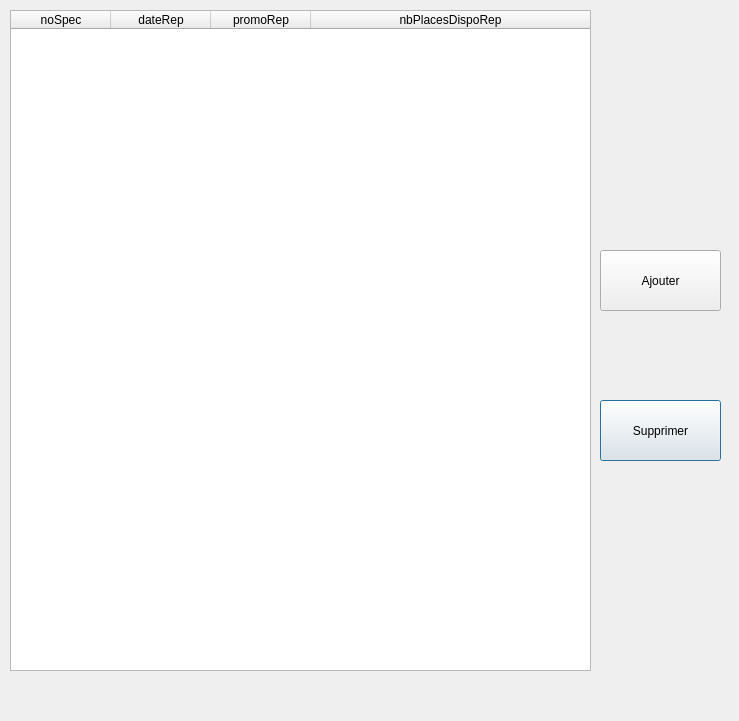
The window that gui/fct_comp_7.ui (Angrycranberie/CEBD-Projet_theatre) describes before a commit, drawn with Qt 5.
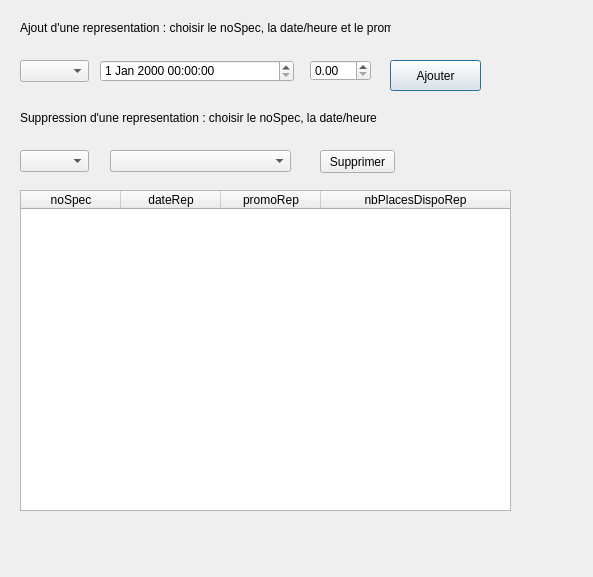
The same window after the commit.

Commit message:
TODO 3.1 simplified UI
fct_comp_7 - 7_1 - 7_2 merge in one 7

Diff of the .ui file:
```diff
--- a/gui/fct_comp_7.ui
+++ b/gui/fct_comp_7.ui
@@ -6,33 +6,20 @@
    <rect>
     <x>0</x>
     <y>0</y>
-    <width>739</width>
-    <height>721</height>
+    <width>593</width>
+    <height>577</height>
    </rect>
   </property>
   <property name="windowTitle">
    <string>Dialog</string>
   </property>
-  <widget class="QPushButton" name="pushButton_2">
-   <property name="geometry">
-    <rect>
-     <x>600</x>
-     <y>400</y>
-     <width>121</width>
-     <height>61</height>
-    </rect>
-   </property>
-   <property name="text">
-    <string>Supprimer</string>
-   </property>
-  </widget>
   <widget class="QPushButton" name="pushButton">
    <property name="geometry">
     <rect>
-     <x>600</x>
-     <y>250</y>
-     <width>121</width>
-     <height>61</height>
+     <x>390</x>
+     <y>60</y>
+     <width>91</width>
+     <height>31</height>
     </rect>
    </property>
    <property name="text">
@@ -43,7 +30,7 @@
    <property name="geometry">
     <rect>
      <x>10</x>
-     <y>680</y>
+     <y>530</y>
      <width>581</width>
      <height>20</height>
     </rect>
@@ -55,10 +42,10 @@
   <widget class="QTableWidget" name="table_fct_comp_7">
    <property name="geometry">
     <rect>
-     <x>10</x>
-     <y>10</y>
-     <width>581</width>
-     <height>661</height>
+     <x>20</x>
+     <y>190</y>
+     <width>491</width>
+     <height>321</height>
     </rect>
    </property>
    <attribute name="horizontalHeaderVisible">
@@ -91,6 +78,95 @@
     </property>
    </column>
   </widget>
+  <widget class="QLabel" name="label_2">
+   <property name="geometry">
+    <rect>
+     <x>20</x>
+     <y>20</y>
+     <width>371</width>
+     <height>16</height>
+    </rect>
+   </property>
+   <property name="text">
+    <string>Ajout d'une representation : choisir le noSpec, la date/heure et le promo</string>
+   </property>
+  </widget>
+  <widget class="QComboBox" name="comboBox">
+   <property name="geometry">
+    <rect>
+     <x>20</x>
+     <y>60</y>
+     <width>69</width>
+     <height>22</height>
+    </rect>
+   </property>
+  </widget>
+  <widget class="QDoubleSpinBox" name="doubleSpinBox">
+   <property name="geometry">
+    <rect>
+     <x>310</x>
+     <y>60</y>
+     <width>61</width>
+     <height>21</height>
+    </rect>
+   </property>
+  </widget>
+  <widget class="QDateTimeEdit" name="dateTimeEdit">
+   <property name="geometry">
+    <rect>
+     <x>100</x>
+     <y>60</y>
+     <width>194</width>
+     <height>22</height>
+    </rect>
+   </property>
+  </widget>
+  <widget class="QPushButton" name="pushButton_3">
+   <property name="geometry">
+    <rect>
+     <x>320</x>
+     <y>150</y>
+     <width>75</width>
+     <height>23</height>
+    </rect>
+   </property>
+   <property name="text">
+    <string>Supprimer</string>
+   </property>
+  </widget>
+  <widget class="QComboBox" name="comboBox_2">
+   <property name="geometry">
+    <rect>
+     <x>110</x>
+     <y>150</y>
+     <width>181</width>
+     <height>22</height>
+    </rect>
+   </property>
+  </widget>
+  <widget class="QComboBox" name="comboBox_3">
+   <property name="geometry">
+    <rect>
+     <x>20</x>
+     <y>150</y>
+     <width>69</width>
+     <height>22</height>
+    </rect>
+   </property>
+  </widget>
+  <widget class="QLabel" name="label_3">
+   <property name="geometry">
+    <rect>
+     <x>20</x>
+     <y>110</y>
+     <width>371</width>
+     <height>16</height>
+    </rect>
+   </property>
+   <property name="text">
+    <string>Suppression d'une representation : choisir le noSpec, la date/heure</string>
+   </property>
+  </widget>
  </widget>
  <resources/>
  <connections/>
```
Left out of the diff: 4 changed lines with no effect on the pictures. The commit also changes 3 other files.
